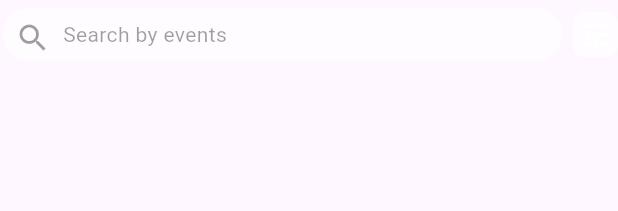
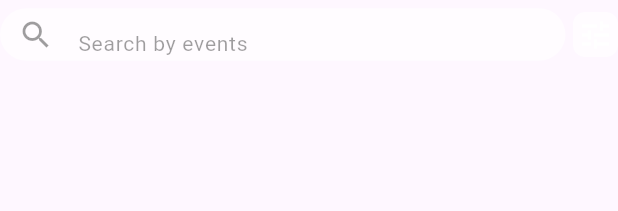
Before and after one commit to bryann54/tickoyako, a Flutter app: the CustomSearchBar widget shown alone on an empty page, opened directly, on a phone screen of 412 x 824 dp. Shown: the top 211 px of the screen. Run offline on Flutter 3.47's test engine with Material 3 defaults, Android fonts, the phone set to English and light mode, and no system bars; our stand-ins replace bloc, equatable, flutter_bloc; missing offline and left inert: floating_frosted_bottom_bar; network calls fail.

Commit message:
search implementation

```diff
--- a/lib/presentation/blocs/shows_bloc/shows_event.dart
+++ b/lib/presentation/blocs/shows_bloc/shows_event.dart
@@ -8,3 +8,12 @@ abstract class ShowsEvent extends Equatable {
 }
 
 class LoadShows extends ShowsEvent {}
+
+class SearchShows extends ShowsEvent {
+  final String query;
+
+  const SearchShows(this.query);
+
+  @override
+  List<Object> get props => [query];
+}
--- a/lib/presentation/blocs/shows_bloc/shows_state.dart
+++ b/lib/presentation/blocs/shows_bloc/shows_state.dart
@@ -14,11 +14,29 @@ class ShowsLoading extends ShowsState {}
 
 class ShowsLoaded extends ShowsState {
   final List<ShowModel> shows;
+  final List<ShowModel> searchResults;
+  final String searchQuery;
 
-  const ShowsLoaded(this.shows);
+  const ShowsLoaded(
+    this.shows, {
+    this.searchResults = const [],
+    this.searchQuery = '',
+  });
+
+  ShowsLoaded copyWith({
+    List<ShowModel>? shows,
+    List<ShowModel>? searchResults,
+    String? searchQuery,
+  }) {
+    return ShowsLoaded(
+      shows ?? this.shows,
+      searchResults: searchResults ?? this.searchResults,
+      searchQuery: searchQuery ?? this.searchQuery,
+    );
+  }
 
   @override
-  List<Object> get props => [shows];
+  List<Object> get props => [shows, searchResults, searchQuery];
 }
 
 class ShowsError extends ShowsState {
--- a/lib/presentation/widgets/search_bar_widget.dart
+++ b/lib/presentation/widgets/search_bar_widget.dart
@@ -1,48 +1,58 @@
+// custom_search_bar.dart
 import 'package:flutter/material.dart';
+import 'package:flutter_bloc/flutter_bloc.dart';
+import 'dart:async';
 
-class CustomSearchBar extends StatelessWidget {
-  final String hintText; // The placeholder text for the search bar
-  final VoidCallback? onFilterTap; // Callback for filter icon tap
+import 'package:tickoyako/presentation/blocs/shows_bloc/shows_bloc.dart';
+import 'package:tickoyako/presentation/blocs/shows_bloc/shows_event.dart';
 
-  const CustomSearchBar({
-    Key? key,
-    this.hintText = 'Search by events  ', // Default hint text
-    this.onFilterTap,
-  }) : super(key: key);
+class CustomSearchBar extends StatefulWidget {
+  const CustomSearchBar({Key? key}) : super(key: key);
+
+  @override
+  State<CustomSearchBar> createState() => _CustomSearchBarState();
+}
+
+class _CustomSearchBarState extends State<CustomSearchBar> {
+  final TextEditingController _searchController = TextEditingController();
+  Timer? _debounce;
+
+  @override
+  void dispose() {
+    _searchController.dispose();
+    _debounce?.cancel();
+    super.dispose();
+  }
+
+  void _onSearchChanged(BuildContext context, String query) {
+    if (_debounce?.isActive ?? false) _debounce!.cancel();
+    _debounce = Timer(const Duration(milliseconds: 500), () {
+      context.read<ShowsBloc>().add(SearchShows(query));
+    });
+  }
 
   @override
   Widget build(BuildContext context) {
     return Row(
-      mainAxisSize:
-          MainAxisSize.min, // Minimize the row size to only the required space
+      mainAxisSize: MainAxisSize.min,
       children: [
         Expanded(
-          // Use Expanded to allow the search box to take up remaining space
-          child: Padding(
-            padding: const EdgeInsets.all(2.0),
-            child: Container(
-              height: 35,
-              decoration: BoxDecoration(
-                color: Colors.white60,
-                borderRadius: BorderRadius.circular(25), // Rounded corners
-              ),
-              alignment:
-                  Alignment.center, // Center the content inside the container
-              child: Row(
-                children: [
-                  Padding(
-                    padding: const EdgeInsets.all(8.0),
-                    child: Icon(Icons.search, color: Colors.black38),
-                  ),
-                  Expanded(
-                    // Allows the text to take available space
-                    child: Text(
-                      hintText, // Placeholder text
-                      style: TextStyle(
-                          color: Colors.black38, fontSize: 14), // Text color
-                    ),
-                  ),
-                ],
+          child: Container(
+            height: 35,
+            decoration: BoxDecoration(
+              color: Colors.white60,
+              borderRadius: BorderRadius.circular(25),
+            ),
+            alignment: Alignment.center,
+            child: TextField(
+              controller: _searchController,
+              onChanged: (query) => _onSearchChanged(context, query),
+              decoration: const InputDecoration(
+                hintText: 'Search by events',
+                hintStyle: TextStyle(color: Colors.black38, fontSize: 14),
+                prefixIcon: Icon(Icons.search, color: Colors.black38),
+                border: InputBorder.none,
+                contentPadding: EdgeInsets.symmetric(vertical: 8),
               ),
             ),
           ),
@@ -50,18 +60,17 @@ class CustomSearchBar extends StatelessWidget {
         Padding(
           padding: const EdgeInsets.fromLTRB(5, 8, 0, 8),
           child: GestureDetector(
-            onTap: onFilterTap, // Handle filter icon tap
+            onTap: () {
+              // Implement filter functionality
+            },
             child: Container(
               height: 30,
               width: 30,
               decoration: BoxDecoration(
                 color: Colors.white60,
-                borderRadius: BorderRadius.circular(8), // Rounded corners
+                borderRadius: BorderRadius.circular(8),
               ),
-              child: Icon(
-                Icons.tune,
-                color: Colors.white, // Icon color
-              ),
+              child: const Icon(Icons.tune, color: Colors.white),
             ),
           ),
         ),
```
Also changed, not shown: lib/presentation/blocs/shows_bloc/shows_bloc.dart (+33 -1 lines), lib/presentation/screens/shows_screen.dart (+25 -14 lines), lib/presentation/widgets/theater_seating_layout.dart (line endings or trailing spaces).
